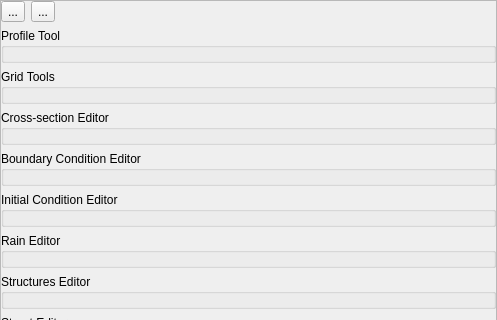
Above: flo2d/ui/f2d_widget.ui from FLO-2DSoftware/qgis-flo-2d-plugin before the change; both pictures show x 0 to 497 and y 0 to 320 of the 497 by 551 pixel window. Below: the same form after it.
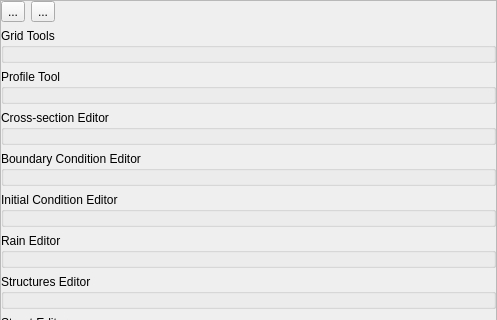
That is the form after the change. Icons and pictures are not drawn. Custom widgets are drawn as their Qt base class.

Commit message: Done #361 Fixed some import issues. Moved Grid Tools to the dock. Few bug fixes.

Patch:
```diff
--- a/flo2d/ui/f2d_widget.ui
+++ b/flo2d/ui/f2d_widget.ui
@@ -90,14 +90,14 @@
         </layout>
        </item>
        <item>
-        <widget class="QgsCollapsibleGroupBox" name="profile_tool_grp">
+        <widget class="QgsCollapsibleGroupBox" name="grid_tools_grp">
          <property name="title">
-          <string>Profile Tool</string>
+          <string>Grid Tools</string>
          </property>
          <property name="collapsed">
           <bool>false</bool>
          </property>
-         <layout class="QGridLayout" name="gridLayout_7">
+         <layout class="QGridLayout" name="gridLayout_6">
           <property name="margin">
            <number>6</number>
           </property>
@@ -108,14 +108,14 @@
         </widget>
        </item>
        <item>
-        <widget class="QgsCollapsibleGroupBox" name="grid_tools_grp">
+        <widget class="QgsCollapsibleGroupBox" name="profile_tool_grp">
          <property name="title">
-          <string>Grid Tools</string>
+          <string>Profile Tool</string>
          </property>
          <property name="collapsed">
           <bool>false</bool>
          </property>
-         <layout class="QGridLayout" name="gridLayout_6">
+         <layout class="QGridLayout" name="gridLayout_7">
           <property name="margin">
            <number>6</number>
           </property>
```
Left out of the diff: 4 changed lines with no effect on the pictures. The commit also changes 10 other files.
